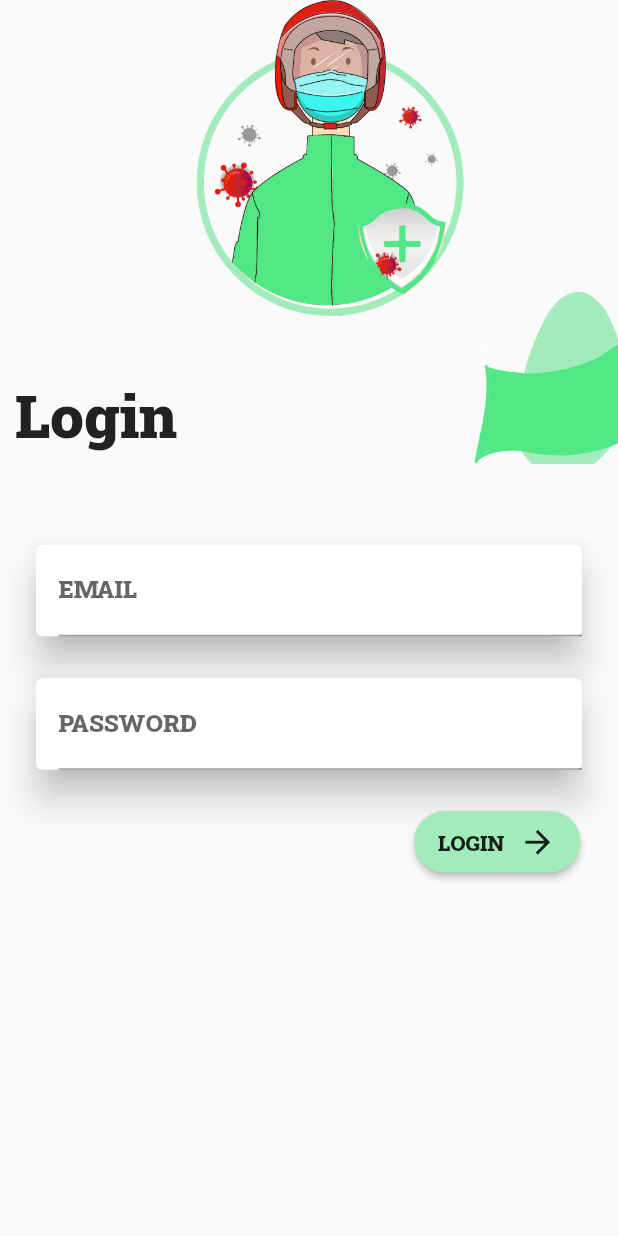
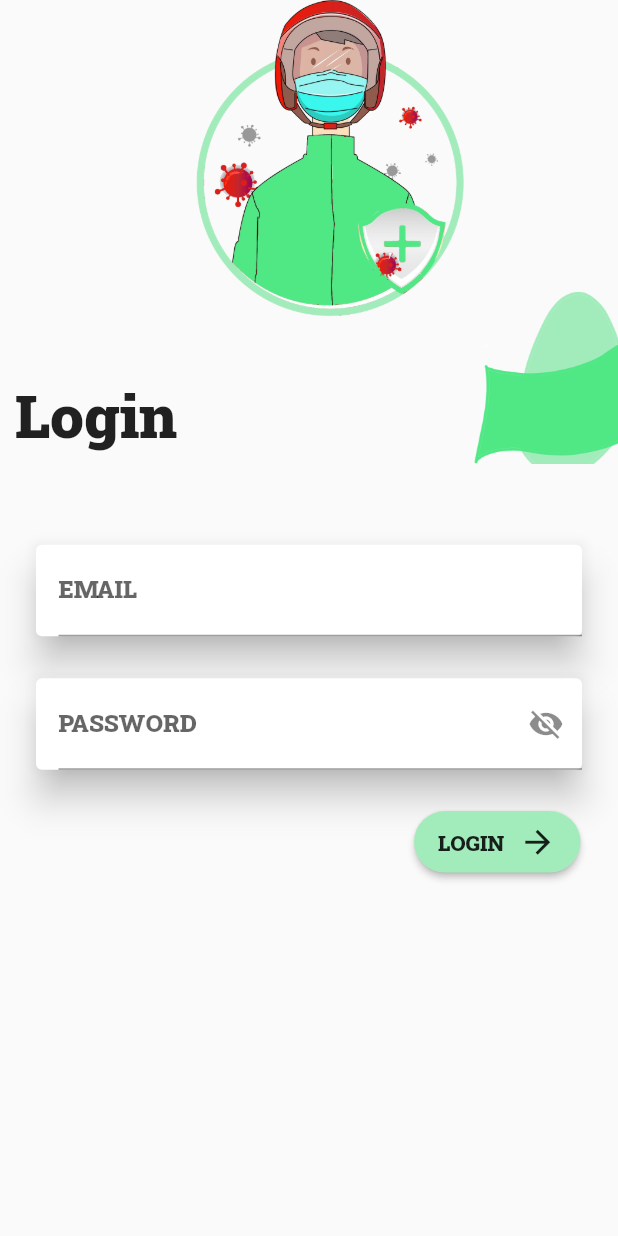
Before and after one commit to RahulRimal/MyHealthApp, a Flutter app: the screen it shows after launch, after a tap on "LOGIN", on a phone screen of 412 x 824 dp. Run offline on Flutter 3.47's test engine with Material 2 defaults, Android fonts, the phone set to English and light mode, and no system bars.

Commit message:
Login Page Almost completed !!

```diff
--- a/lib/pages/login.dart
+++ b/lib/pages/login.dart
@@ -1,4 +1,6 @@
 import 'package:flutter/material.dart';
+
+import 'home.dart';
 
 class LoginPage extends StatefulWidget {
   @override
@@ -7,6 +9,12 @@ class LoginPage extends StatefulWidget {
 
 class _LoginPageState extends State<LoginPage> {
   @override
+
+  bool _isVisible = true;
+
+  TextEditingController _email = TextEditingController();
+  TextEditingController _password = TextEditingController();
+
   Widget get _space {
     return SizedBox(height: 20.0);
   }
@@ -68,6 +76,7 @@ class _LoginPageState extends State<LoginPage> {
                       child: Padding(
                         padding: const EdgeInsets.only(left: 15.0),
                         child: TextFormField(
+                          controller: _email,
                           style: TextStyle(fontFamily: 'RobotoSlab'),
                           decoration: InputDecoration(labelText: 'EMAIL'),
                         ),
@@ -79,9 +88,19 @@ class _LoginPageState extends State<LoginPage> {
                       child: Padding(
                         padding: const EdgeInsets.only(left: 15.0),
                         child: TextFormField(
+                          controller: _password,
+                          obscureText: _isVisible,
                           style: TextStyle(fontFamily: 'RobotoSlab'),
                           decoration: InputDecoration(
                             labelText: 'PASSWORD',
+                            suffixIcon: IconButton(
+                              onPressed: (){
+                                setState(() {
+                                  _isVisible = !_isVisible;
+                                });
+                              },
+                              icon:_isVisible ? Icon(Icons.visibility_off): Icon(Icons.visibility),
+                            ),
                           ),
                         ),
                       ),
@@ -96,7 +115,17 @@ class _LoginPageState extends State<LoginPage> {
                             color: Color(0xffa2ecbc),
                             shape: RoundedRectangleBorder(
                                 borderRadius: BorderRadius.circular(50.0)),
-                            onPressed: () {},
+                            onPressed: () {
+                              if(_email.text == 'rahul@mail.com' && _password.text == 'abc')
+                                {
+                                  Navigator.push(context, MaterialPageRoute(builder: (context)
+                                  {
+                                    return HomePage();
+                                  }));
+                                }
+                              else
+                                print('Login Failed !!');
+                            },
                             child: Padding(
                               padding:
                                   const EdgeInsets.symmetric(vertical: 8.0),
```
